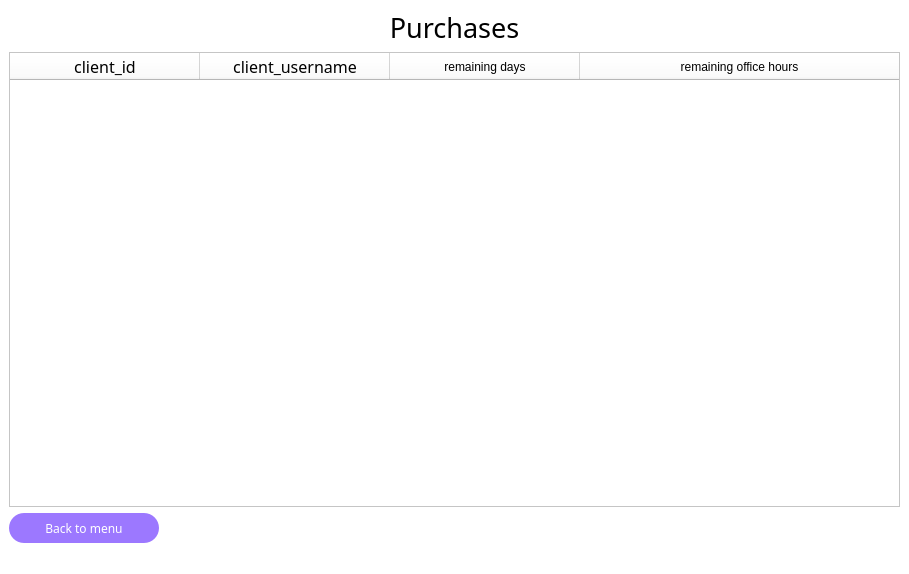
rafailvv/innoprog-administration, file Designs/Purchases.ui: the form before one commit.
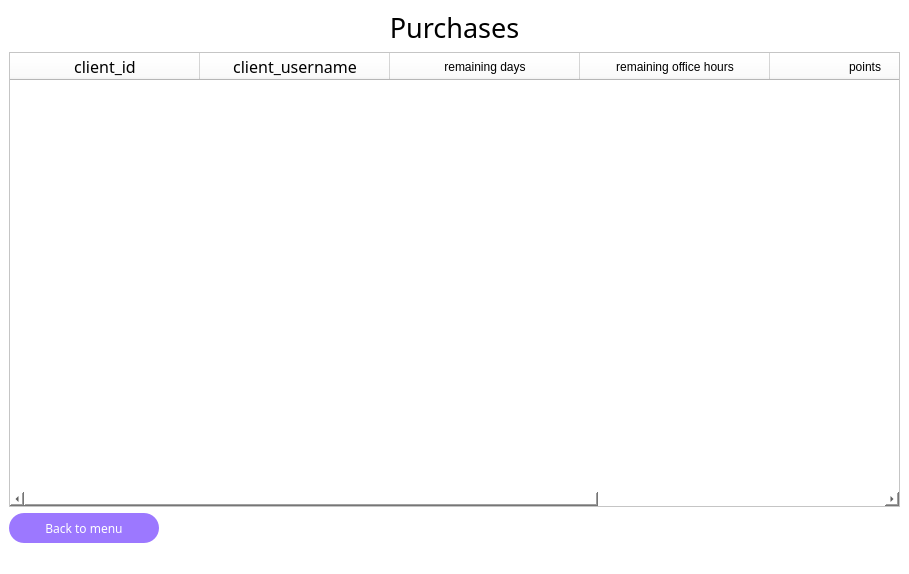
The form after the commit. Icons and pictures are not drawn.

Commit message: last visit and points to purchases

Diff of the .ui file:
```diff
--- a/Designs/Purchases.ui
+++ b/Designs/Purchases.ui
@@ -116,6 +116,16 @@
           <string>remaining office hours</string>
          </property>
         </column>
+        <column>
+         <property name="text">
+          <string>points</string>
+         </property>
+        </column>
+        <column>
+         <property name="text">
+          <string>last visit</string>
+         </property>
+        </column>
        </widget>
       </item>
       <item>
```
Left out of the diff: 2 changed lines with no effect on the pictures. The commit also changes 3 other files.
